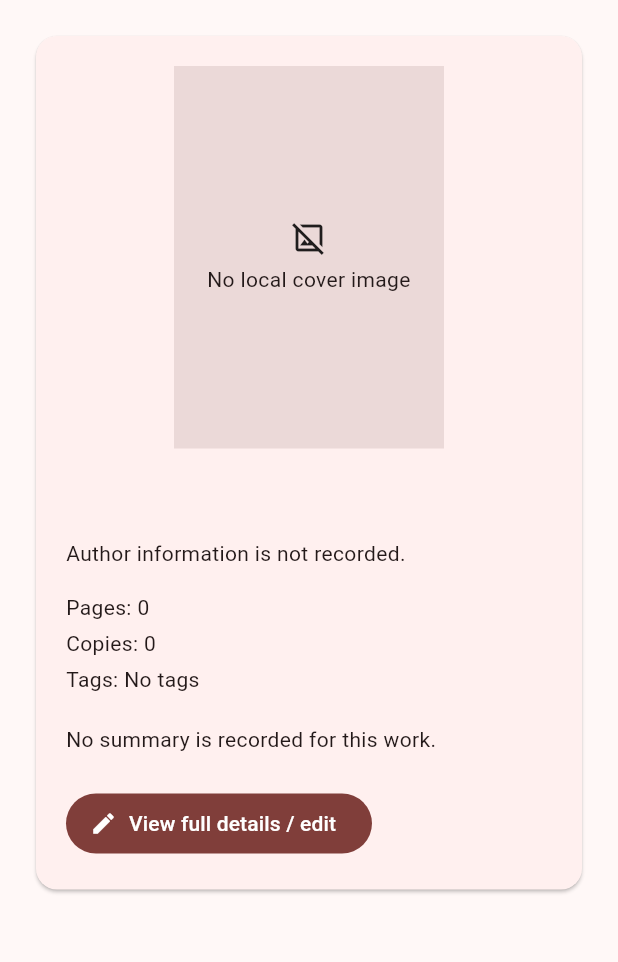
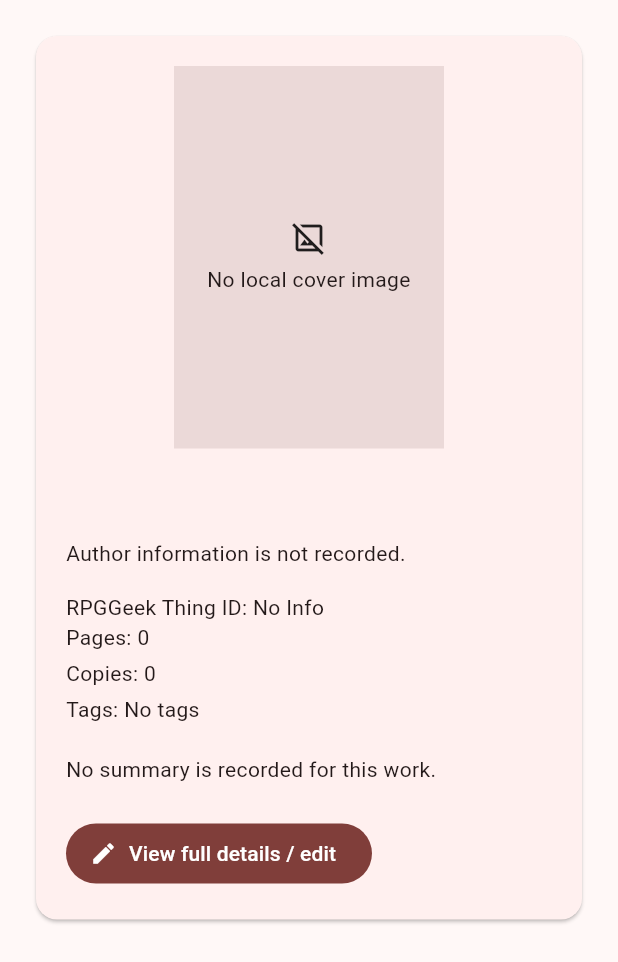
Before and after one commit to the-grognard-codes/realmwise, a Flutter app: the _BookPreview widget shown alone on an empty page, opened directly with empty values, on a phone screen of 412 x 824 dp. Shown: the top 962 px of the screen. Run offline on Flutter 3.47's test engine with Material 3 defaults, Android fonts, the phone set to English and light mode, and no system bars; our stand-ins replace file_picker, permission_handler, shared_preferences, sqflite, sqflite_common_ffi; missing offline and left inert: mobile_scanner; accounts and stored records are empty; Roboto replaces fonts that are missing (Georgia).

Commit message:
initial work on RPGGeek API rework.

```diff
--- a/docs/openapi.yaml
+++ b/docs/openapi.yaml
@@ -52,6 +52,7 @@ paths:
                 result:
                   title: Dungeons & Dragons
                   rpgGeekId: '12345'
+                  rpgGeekUrl: https://rpggeek.com/rpgitem/12345
                   publisher: Wizards of the Coast
                   publicationDate: '2014'
                   summary: Core rulebook
@@ -88,6 +89,7 @@ components:
         remoteCoverUrl: {type: string}
         openLibraryId: {type: string}
         rpgGeekId: {type: string}
+        rpgGeekUrl: {type: string, format: uri, nullable: true, readOnly: true, description: Public RPGGeek item page derived from rpgGeekId.}
         gameSystem: {type: string}
         gameSetting: {type: string}
         bookType: {type: string}
--- a/lib/debug/api_debug_harness.dart
+++ b/lib/debug/api_debug_harness.dart
@@ -175,6 +175,7 @@ Map<String, dynamic> _candidateJson(WorkCandidate c) => {
   'remoteCoverUrl': c.remoteCoverUrl,
   'openLibraryId': c.openLibraryId,
   'rpgGeekId': c.rpgGeekId,
+  'rpgGeekUrl': c.rpgGeekUrl,
   'gameSystem': c.gameSystem,
   'gameSetting': c.gameSetting,
   'bookType': c.bookType,
@@ -326,6 +327,7 @@ final Map<String, dynamic> _openApi = {
                   'result': {
                     'title': 'Dungeons & Dragons',
                     'rpgGeekId': '12345',
+                    'rpgGeekUrl': 'https://rpggeek.com/rpgitem/12345',
                     'publisher': 'Wizards of the Coast',
                     'publicationDate': '2014',
                     'summary': 'Core rulebook',
@@ -402,6 +404,13 @@ final Map<String, dynamic> _openApi = {
           'remoteCoverUrl': {'type': 'string'},
           'openLibraryId': {'type': 'string'},
           'rpgGeekId': {'type': 'string'},
+          'rpgGeekUrl': {
+            'type': 'string',
+            'format': 'uri',
+            'nullable': true,
+            'readOnly': true,
+            'description': 'Public RPGGeek item page derived from rpgGeekId.',
+          },
           'gameSystem': {'type': 'string'},
           'gameSetting': {'type': 'string'},
           'bookType': {'type': 'string'},
--- a/lib/models/catalog_models.dart
+++ b/lib/models/catalog_models.dart
@@ -33,6 +33,17 @@ class BookWork {
   final String remoteCoverUrl;
   final String openLibraryId;
   final String rpgGeekId;
+
+  /// The public RPGGeek item page for this work, when an ID is available.
+  String? get rpgGeekUrl {
+    final id = rpgGeekId.trim();
+    if (!RegExp(r'^[0-9]+$').hasMatch(id)) return null;
+    return Uri(
+      scheme: 'https',
+      host: 'rpggeek.com',
+      pathSegments: ['rpgitem', id],
+    ).toString();
+  }
 
   BookWork copyWith({
     int? id,
@@ -346,6 +357,17 @@ class WorkCandidate {
   final String gameSetting;
   final String bookType;
 
+  /// The public RPGGeek item page for this candidate, when an ID is available.
+  String? get rpgGeekUrl {
+    final id = rpgGeekId.trim();
+    if (!RegExp(r'^[0-9]+$').hasMatch(id)) return null;
+    return Uri(
+      scheme: 'https',
+      host: 'rpggeek.com',
+      pathSegments: ['rpgitem', id],
+    ).toString();
+  }
+
   WorkCandidate mergeRpgGeek(WorkCandidate rpgGeek) => WorkCandidate(
         title: rpgGeek.title.trim().isNotEmpty ? rpgGeek.title : title,
         isbn13: rpgGeek.isbn13.trim().isNotEmpty ? rpgGeek.isbn13 : isbn13,
--- a/lib/screens/catalog_screen.dart
+++ b/lib/screens/catalog_screen.dart
@@ -1,4 +1,5 @@
 import 'package:flutter/material.dart';
+import 'package:url_launcher/url_launcher.dart';
 import 'dart:io';
 
 import '../data/database_service.dart';
@@ -311,12 +312,22 @@ class _CatalogSelector extends StatelessWidget {
                       maxLines: 1,
                       overflow: TextOverflow.ellipsis,
                     ),
-                    subtitle: Text(
-                      record.work.authors.isEmpty
-                          ? 'No author recorded'
-                          : record.work.authors.join(', '),
-                      maxLines: 1,
-                      overflow: TextOverflow.ellipsis,
+                    subtitle: Column(
+                      crossAxisAlignment: CrossAxisAlignment.start,
+                      mainAxisSize: MainAxisSize.min,
+                      children: [
+                        Text(
+                          record.work.authors.isEmpty
+                              ? 'No author recorded'
+                              : record.work.authors.join(', '),
+                          maxLines: 1,
+                          overflow: TextOverflow.ellipsis,
+                        ),
+                        _RpgGeekField(
+                          id: record.work.rpgGeekId,
+                          url: record.work.rpgGeekUrl,
+                        ),
+                      ],
                     ),
                     trailing: Text(
                       record.copies.length == 1
@@ -378,6 +389,7 @@ class _BookPreview extends StatelessWidget {
                       ),
                       const SizedBox(height: 16),
                       _Fact(label: 'ISBN-13', value: work.isbn13),
+                      _RpgGeekField(id: work.rpgGeekId, url: work.rpgGeekUrl),
                       _Fact(label: 'Publisher', value: work.publisher),
                       _Fact(label: 'Published', value: work.publicationDate),
                       _Fact(
@@ -450,6 +462,61 @@ class _Fact extends StatelessWidget {
         );
 }
 
+class _RpgGeekField extends StatelessWidget {
+  const _RpgGeekField({required this.id, required this.url});
+  final String id;
+  final String? url;
+
+  @override
+  Widget build(BuildContext context) {
+    final trimmedId = id.trim();
+    if (url == null || trimmedId.isEmpty) {
+      return const Text('RPGGeek Thing ID: No Info');
+    }
+    return Text.rich(
+      TextSpan(
+        text: 'RPGGeek Thing ID: ',
+        children: [
+          WidgetSpan(
+            alignment: PlaceholderAlignment.middle,
+            child: InkWell(
+              onTap: () => _openRpgGeek(context, url),
+              child: Padding(
+                padding: const EdgeInsets.symmetric(vertical: 2),
+                child: Text(
+                  trimmedId,
+                  style: TextStyle(
+                    color: Theme.of(context).colorScheme.primary,
+                    decoration: TextDecoration.underline,
+                  ),
+                ),
+              ),
+            ),
+          ),
+        ],
+      ),
+    );
+  }
+}
+
+Future<void> _openRpgGeek(BuildContext context, String? url) async {
+  if (url == null) return;
+  try {
+    final launched = await launchUrl(Uri.parse(url));
+    if (!launched && context.mounted) {
+      ScaffoldMessenger.of(context).showSnackBar(
+        const SnackBar(content: Text('Could not open RPGGeek link.')),
+      );
+    }
+  } catch (_) {
+    if (context.mounted) {
+      ScaffoldMessenger.of(context).showSnackBar(
+        const SnackBar(content: Text('Could not open RPGGeek link.')),
+      );
+    }
+  }
+}
+
 class _EmptyCatalog extends StatelessWidget {
   const _EmptyCatalog();
   @override
--- a/pubspec.yaml
+++ b/pubspec.yaml
@@ -21,6 +21,7 @@ dependencies:
   sqflite: ^2.4.1
   sqflite_common_ffi: ^2.3.4+4
   xml: ^6.5.0
+  url_launcher: ^6.3.1
 
 dev_dependencies:
   flutter_test:
```
Also changed, not shown: pubspec.lock, 3 other files.
